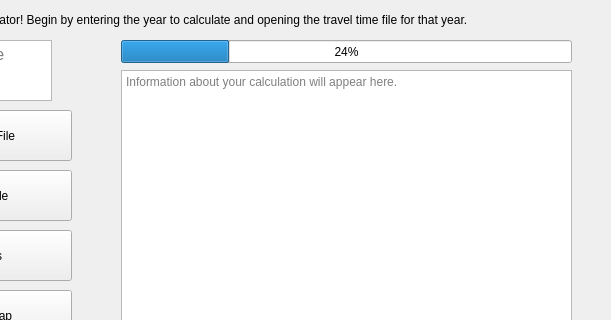
Above: mainwindow.ui from garretthooten/NitrateCalculatorGUI before the change; both pictures show x 189 to 800 and y 0 to 320 of the 800 by 600 pixel window. Below: the same form after it.
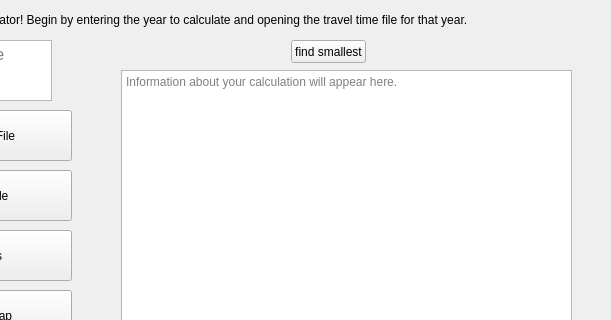
That is the form after the change.

```diff
--- a/mainwindow.ui
+++ b/mainwindow.ui
@@ -88,19 +88,6 @@
      <string>Information about your calculation will appear here.</string>
     </property>
    </widget>
-   <widget class="QProgressBar" name="progressBar">
-    <property name="geometry">
-     <rect>
-      <x>310</x>
-      <y>40</y>
-      <width>451</width>
-      <height>23</height>
-     </rect>
-    </property>
-    <property name="value">
-     <number>24</number>
-    </property>
-   </widget>
    <widget class="QPushButton" name="folderButton">
     <property name="enabled">
      <bool>true</bool>
@@ -172,6 +159,19 @@
      <string>Reset</string>
     </property>
    </widget>
+   <widget class="QPushButton" name="smallestbutton">
+    <property name="geometry">
+     <rect>
+      <x>480</x>
+      <y>40</y>
+      <width>75</width>
+      <height>23</height>
+     </rect>
+    </property>
+    <property name="text">
+     <string>find smallest</string>
+    </property>
+   </widget>
   </widget>
   <widget class="QStatusBar" name="statusbar"/>
  </widget>
```
